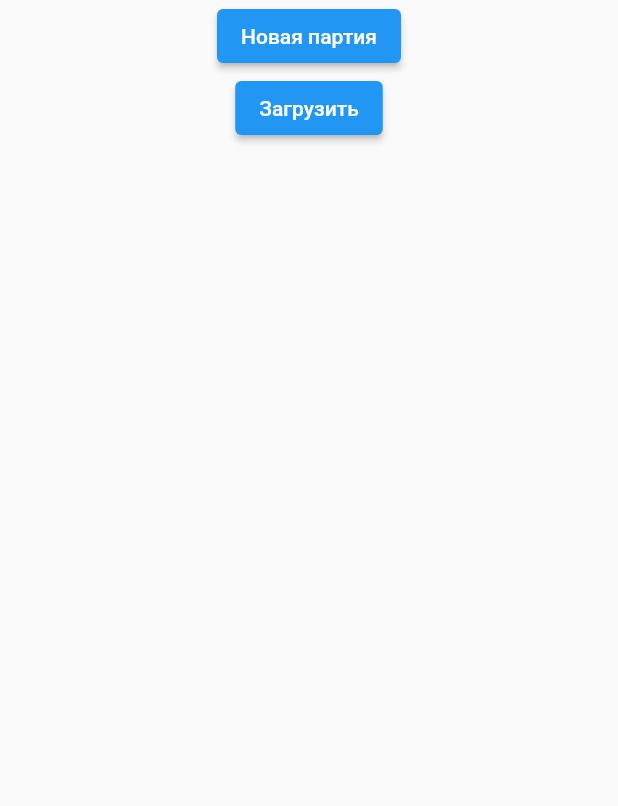
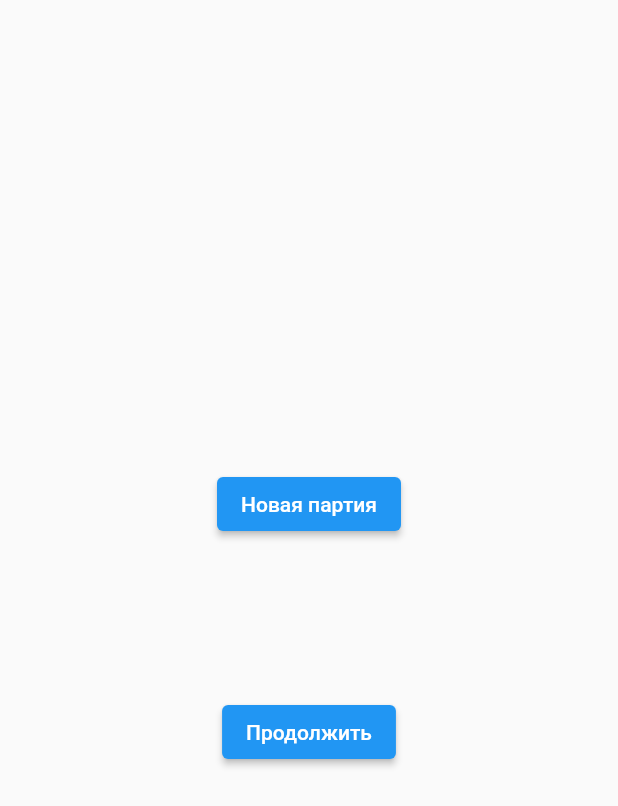
Before and after one commit to KakaVin/chess_offline, a Flutter app: the screen it shows after launch, on a phone screen of 412 x 824 dp. Shown: the top 806 px of the screen. Run offline on Flutter 3.47's test engine with Material 2 defaults, Android fonts, the phone set to English and light mode, and no system bars; our stand-ins replace routemaster.

Commit message:
новая игра

```diff
--- a/lib/ui/menu_page.dart
+++ b/lib/ui/menu_page.dart
@@ -1,25 +1,43 @@
+import 'package:chess_offline/Boards/board_factory.dart';
+import 'package:chess_offline/Pieces/util/color_chess.dart';
+import 'package:chess_offline/provider/game_provider.dart';
 import 'package:flutter/material.dart';
+import 'package:provider/provider.dart';
 import 'package:routemaster/routemaster.dart';
 
-class MenuPage extends StatelessWidget{
+class MenuPage extends StatelessWidget {
   const MenuPage({Key? key}) : super(key: key);
 
   @override
   Widget build(BuildContext context) {
     return Scaffold(
-      body: Center(child: Column(
+      body: Center(
+          child: Column(
+        mainAxisAlignment: MainAxisAlignment.center,
         children: [
-          ElevatedButton(
-            onPressed: () { Routemaster.of(context).push("/game"); },
-            child: Text("Новая партия"),
+          const Spacer(
+            flex: 3,
           ),
           ElevatedButton(
-            onPressed: () {  },
-            child: Text("Загрузить"),
+            onPressed: () {
+              Routemaster.of(context).push("/game");
+              context.read<GameProvider>().newGame(
+                  BoardFactory().fromFEN(
+                      "rnbqkbnr/pppppppp/8/8/8/8/PPPPPPPP/RNBQKBNR w KQkq - 0 1"),
+                  ColorChess.white);
+            },
+            child: const Text("Новая партия"),
           ),
+          const Spacer(),
+          ElevatedButton(
+            onPressed: () {},
+            child: Text("Продолжить"),
+          ),
+          const Spacer(
+            flex: 3,
+          )
         ],
       )),
     );
   }
-
 }
```
Also changed, not shown: lib/provider/game_provider.dart (+9 -1 lines).
